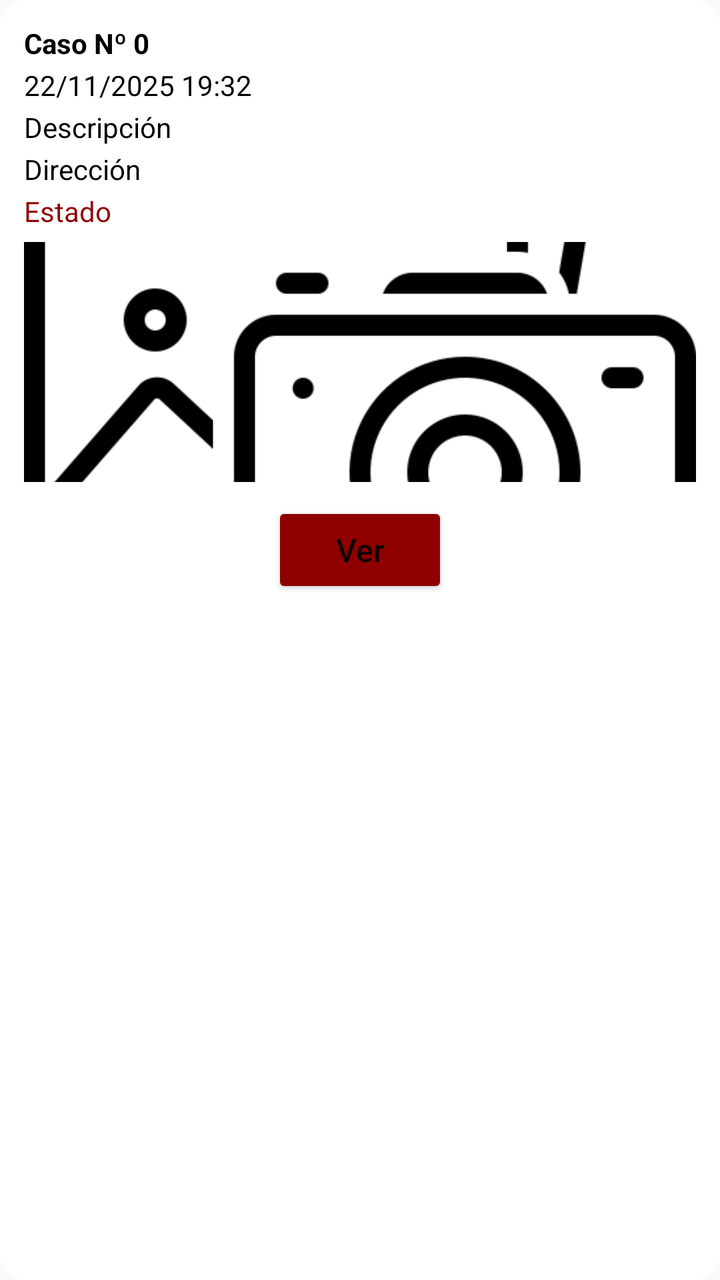
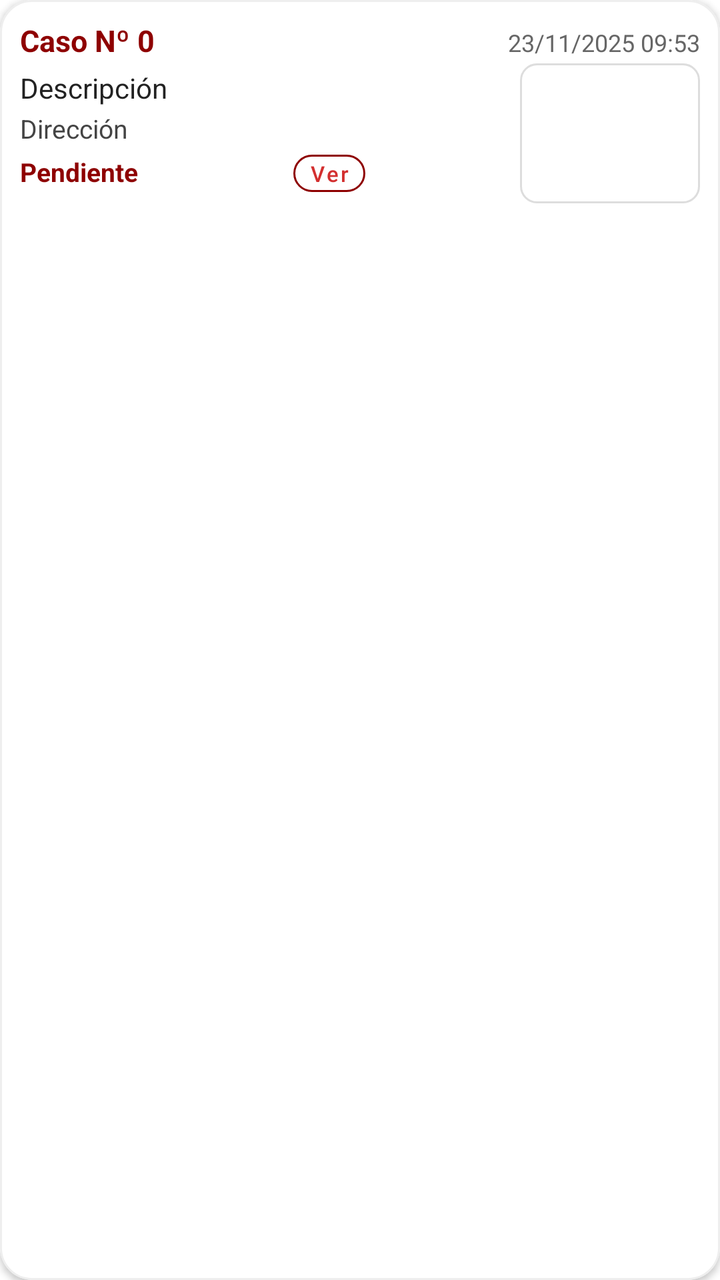

Screens rendered from an Android XML layout before and after an edit, with the pre-edit source and the edit as a unified diff.
<!-- AndroidManifest.xml: application theme Theme.TuBarrioLimpioApp -->
<!-- res/layout/item_denuncia.xml -->
<?xml version="1.0" encoding="utf-8"?>
<LinearLayout xmlns:android="http://schemas.android.com/apk/res/android"
    android:orientation="vertical"
    android:padding="12dp"
    android:layout_width="match_parent"
    android:layout_height="wrap_content"
    android:background="@drawable/bg_card">

    
    <TextView
        android:id="@+id/txtCaso"
        android:layout_width="wrap_content"
        android:layout_height="wrap_content"
        android:text="Caso Nº 0"
        android:textStyle="bold"
        android:textColor="@color/black"
        android:textSize="14sp" />

    
    <TextView
        android:id="@+id/txtFecha"
        android:layout_width="wrap_content"
        android:layout_height="wrap_content"
        android:layout_marginTop="2dp"
        android:text="22/11/2025 19:32"
        android:textColor="@color/black"
        android:textSize="14sp" />

    <TextView
        android:id="@+id/txtDescripcion"
        android:layout_width="wrap_content"
        android:layout_height="wrap_content"
        android:layout_marginTop="2dp"
        android:text="Descripción"
        android:textColor="@color/black"
        android:textSize="14sp" />

    <TextView
        android:id="@+id/txtDireccion"
        android:layout_width="wrap_content"
        android:layout_height="wrap_content"
        android:layout_marginTop="2dp"
        android:text="Dirección"
        android:textColor="@color/black"
        android:textSize="14sp" />

    <TextView
        android:id="@+id/txtEstado"
        android:layout_width="wrap_content"
        android:layout_height="wrap_content"
        android:layout_marginTop="2dp"
        android:text="Estado"
        android:textColor="@color/dark_red"
        android:textSize="14sp" />

    <ImageView
        android:id="@+id/imgFoto"
        android:layout_width="match_parent"
        android:layout_height="120dp"
        android:layout_marginTop="6dp"
        android:scaleType="centerCrop"
        android:src="@drawable/ic_image_placeholder" />

    <Button
        android:id="@+id/btnVer"
        android:layout_width="wrap_content"
        android:layout_height="wrap_content"
        android:layout_marginTop="10dp"
        android:layout_gravity="center_horizontal"
        android:backgroundTint="@color/dark_red"
        android:paddingHorizontal="16dp"
        android:paddingVertical="8dp"
        android:text="Ver"
        android:textAllCaps="false"
        android:textSize="16sp" />

</LinearLayout>
<!-- resources referenced by this layout -->
<resources>
  <color name="black">#FF000000</color>
  <color name="dark_red">#8E0000</color>
  <!-- drawable bg_card (drawable) -->
  <?xml version="1.0" encoding="utf-8"?>
  <shape xmlns:android="http://schemas.android.com/apk/res/android">
      <solid android:color="#FFFFFF"/>
      <corners android:radius="12dp"/>
      <padding android:left="8dp" android:top="8dp" android:right="8dp" android:bottom="8dp"/>
  </shape>
  <!-- drawable ic_image_placeholder: png bitmap (drawable, 17421 bytes) -->
  <style name="Theme.TuBarrioLimpioApp" parent="Theme.AppCompat.Light.NoActionBar" />
</resources>

<!-- the commit's change to res/layout/item_denuncia.xml (unified diff, before → after) -->
@@ -1,77 +1,139 @@
 <?xml version="1.0" encoding="utf-8"?>
-<LinearLayout xmlns:android="http://schemas.android.com/apk/res/android"
-    android:orientation="vertical"
-    android:padding="12dp"
+<com.google.android.material.card.MaterialCardView xmlns:android="http://schemas.android.com/apk/res/android"
+    xmlns:app="http://schemas.android.com/apk/res-auto"
+    xmlns:tools="http://schemas.android.com/tools"
     android:layout_width="match_parent"
     android:layout_height="wrap_content"
-    android:background="@drawable/bg_card">
+    android:layout_marginHorizontal="12dp"
+    android:layout_marginVertical="6dp"
+    app:cardCornerRadius="16dp"
+    app:cardElevation="2dp"
+    app:strokeColor="#EEEEEE"
+    app:strokeWidth="1dp">
 
-    
-    <TextView
-        android:id="@+id/txtCaso"
-        android:layout_width="wrap_content"
+    <androidx.constraintlayout.widget.ConstraintLayout
+        android:layout_width="match_parent"
         android:layout_height="wrap_content"
-        android:text="Caso Nº 0"
-        android:textStyle="bold"
-        android:textColor="@color/black"
-        android:textSize="14sp" />
+        android:padding="10dp">
 
-    
-    <TextView
-        android:id="@+id/txtFecha"
-        android:layout_width="wrap_content"
-        android:layout_height="wrap_content"
-        android:layout_marginTop="2dp"
-        android:text="22/11/2025 19:32"
-        android:textColor="@color/black"
-        android:textSize="14sp" />
+        
+        <TextView
+            android:id="@+id/txtCaso"
+            android:layout_width="0dp"
+            android:layout_height="wrap_content"
+            android:text="Caso Nº 0"
+            android:textStyle="bold"
+            android:textColor="@color/dark_red"
+            android:textSize="15sp"
+            app:layout_constraintStart_toStartOf="parent"
+            app:layout_constraintEnd_toStartOf="@id/containerRight"
+            app:layout_constraintTop_toTopOf="parent"
+            app:layout_constrainedWidth="true" />
 
-    <TextView
-        android:id="@+id/txtDescripcion"
-        android:layout_width="wrap_content"
-        android:layout_height="wrap_content"
-        android:layout_marginTop="2dp"
-        android:text="Descripción"
-        android:textColor="@color/black"
-        android:textSize="14sp" />
+        <TextView
+            android:id="@+id/txtFecha"
+            android:layout_width="wrap_content"
+            android:layout_height="wrap_content"
+            android:text="23/11/2025 09:53"
+            android:textColor="#666666"
+            android:textSize="12sp"
+            app:layout_constraintBaseline_toBaselineOf="@id/txtCaso"
+            app:layout_constraintEnd_toEndOf="parent" />
 
-    <TextView
-        android:id="@+id/txtDireccion"
-        android:layout_width="wrap_content"
-        android:layout_height="wrap_content"
-        android:layout_marginTop="2dp"
-        android:text="Dirección"
-        android:textColor="@color/black"
-        android:textSize="14sp" />
+        
+        <TextView
+            android:id="@+id/txtDescripcion"
+            android:layout_width="0dp"
+            android:layout_height="wrap_content"
+            android:layout_marginTop="4dp"
+            android:text="Descripción"
+            android:textColor="#222222"
+            android:textSize="14sp"
+            android:maxLines="2"
+            android:ellipsize="end"
+            app:layout_constraintStart_toStartOf="parent"
+            app:layout_constraintEnd_toStartOf="@id/containerRight"
+            app:layout_constraintTop_toBottomOf="@id/txtCaso"
+            app:layout_constrainedWidth="true" />
 
-    <TextView
-        android:id="@+id/txtEstado"
-        android:layout_width="wrap_content"
-        android:layout_height="wrap_content"
-        android:layout_marginTop="2dp"
-        android:text="Estado"
-        android:textColor="@color/dark_red"
-        android:textSize="14sp" />
+        
+        <TextView
+            android:id="@+id/txtDireccion"
+            android:layout_width="0dp"
+            android:layout_height="wrap_content"
+            android:layout_marginTop="2dp"
+            android:text="Dirección"
+            android:textColor="#444444"
+            android:textSize="13sp"
+            android:maxLines="2"
+            android:ellipsize="end"
+            app:layout_constraintStart_toStartOf="parent"
+            app:layout_constraintEnd_toStartOf="@id/containerRight"
+            app:layout_constraintTop_toBottomOf="@id/txtDescripcion"
+            app:layout_constrainedWidth="true" />
 
-    <ImageView
-        android:id="@+id/imgFoto"
-        android:layout_width="match_parent"
-        android:layout_height="120dp"
-        android:layout_marginTop="6dp"
-        android:scaleType="centerCrop"
-        android:src="@drawable/ic_image_placeholder" />
+        
+        <TextView
+            android:id="@+id/txtEstado"
+            android:layout_width="wrap_content"
+            android:layout_height="wrap_content"
+            android:layout_marginTop="4dp"
+            android:layout_marginEnd="4dp"
+            android:text="Pendiente"
+            android:textColor="@color/dark_red"
+            android:textStyle="bold"
+            android:textSize="13sp"
+            app:layout_constraintStart_toStartOf="parent"
+            app:layout_constraintTop_toBottomOf="@id/txtDireccion" />
 
-    <Button
-        android:id="@+id/btnVer"
-        android:layout_width="wrap_content"
-        android:layout_height="wrap_content"
-        android:layout_marginTop="10dp"
-        android:layout_gravity="center_horizontal"
-        android:backgroundTint="@color/dark_red"
-        android:paddingHorizontal="16dp"
-        android:paddingVertical="8dp"
-        android:text="Ver"
-        android:textAllCaps="false"
-        android:textSize="16sp" />
+        
+        <com.google.android.material.button.MaterialButton
+            android:id="@+id/btnVer"
+            style="@style/Widget.MaterialComponents.Button.OutlinedButton"
+            android:layout_width="wrap_content"
+            android:layout_height="wrap_content"
+            android:text="Ver"
+            android:textAllCaps="false"
+            android:textSize="11sp"
+            android:paddingHorizontal="8dp"
+            android:paddingVertical="2dp"
+            android:minWidth="0dp"
+            android:minHeight="0dp"
+            app:cornerRadius="999dp"
+            app:strokeWidth="1dp"
+            app:strokeColor="@color/dark_red"
+            app:iconPadding="0dp"
+            app:layout_constraintStart_toEndOf="@id/txtEstado"
+            app:layout_constraintEnd_toStartOf="@id/containerRight"
+            app:layout_constraintBaseline_toBaselineOf="@id/txtEstado" />
 
-</LinearLayout>
+        
+        <LinearLayout
+            android:id="@+id/containerRight"
+            android:layout_width="90dp"
+            android:layout_height="wrap_content"
+            android:orientation="vertical"
+            android:gravity="end"
+            app:layout_constraintTop_toTopOf="@id/txtDescripcion"
+            app:layout_constraintBottom_toBottomOf="@id/txtEstado"
+            app:layout_constraintEnd_toEndOf="parent">
+
+            <FrameLayout
+                android:layout_width="match_parent"
+                android:layout_height="70dp"
+                android:layout_marginTop="4dp"
+                android:background="@drawable/bg_image_border">
+
+                <ImageView
+                    android:id="@+id/imgFoto"
+                    android:layout_width="match_parent"
+                    android:layout_height="match_parent"
+                    android:contentDescription="@string/app_name"
+                    android:scaleType="centerCrop" />
+            </FrameLayout>
+
+        </LinearLayout>
+
+    </androidx.constraintlayout.widget.ConstraintLayout>
+
+</com.google.android.material.card.MaterialCardView>
<!-- resource entries referenced after the edit -->
@@ -1,15 +1,55 @@
 <!-- resources referenced by this layout -->
 <resources>
-  <color name="black">#FF000000</color>
   <color name="dark_red">#8E0000</color>
-  <!-- drawable bg_card (drawable) -->
+  <!-- drawable bg_image_border (drawable) -->
   <?xml version="1.0" encoding="utf-8"?>
   <shape xmlns:android="http://schemas.android.com/apk/res/android">
-      <solid android:color="#FFFFFF"/>
-      <corners android:radius="12dp"/>
-      <padding android:left="8dp" android:top="8dp" android:right="8dp" android:bottom="8dp"/>
+      <solid android:color="@android:color/white" />
+      <stroke
+          android:width="1dp"
+          android:color="#DDDDDD" />
+      <corners android:radius="8dp" />
+      <padding
+          android:left="2dp"
+          android:top="2dp"
+          android:right="2dp"
+          android:bottom="2dp" />
   </shape>
-  <!-- drawable ic_image_placeholder: png bitmap (drawable, 17421 bytes) -->
-  <style name="Theme.TuBarrioLimpioApp" parent="Theme.AppCompat.Light.NoActionBar" />
+  <string name="app_name">TuBarrioLimpioApp</string>
+  <style name="Theme.TuBarrioLimpioApp" parent="Theme.MaterialComponents.Light.NoActionBar">
+  
+          
+          <item name="colorPrimary">@color/red</item>
+          <item name="colorPrimaryVariant">@color/dark_red</item>
+          <item name="colorOnPrimary">@color/white</item>
+  
+          <item name="colorSecondary">@color/teal_700</item>
+          <item name="colorSecondaryVariant">@color/teal_200</item>
+          <item name="colorOnSecondary">@color/white</item>
+  
+          
+          <item name="android:windowBackground">@color/white</item>
+          <item name="colorSurface">@color/white</item>
+          
+          <item name="android:colorBackground">@color/white</item>
+  
+          
+          <item name="android:forceDarkAllowed">false</item>
+  
+          
+          <item name="android:textColorPrimary">@color/black</item>
+          <item name="android:textColorSecondary">@color/gray</item>
+  
+          
+          <item name="android:statusBarColor">@color/dark_red</item>
+          <item name="android:navigationBarColor">@color/black</item>
+  
+      </style>
+  <color name="red">#D32F2F</color>
+  <color name="white">#FFFFFFFF</color>
+  <color name="teal_700">#FF018786</color>
+  <color name="teal_200">#FF03DAC5</color>
+  <color name="black">#FF000000</color>
+  <color name="gray">#BDBDBD</color>
 </resources>
 
